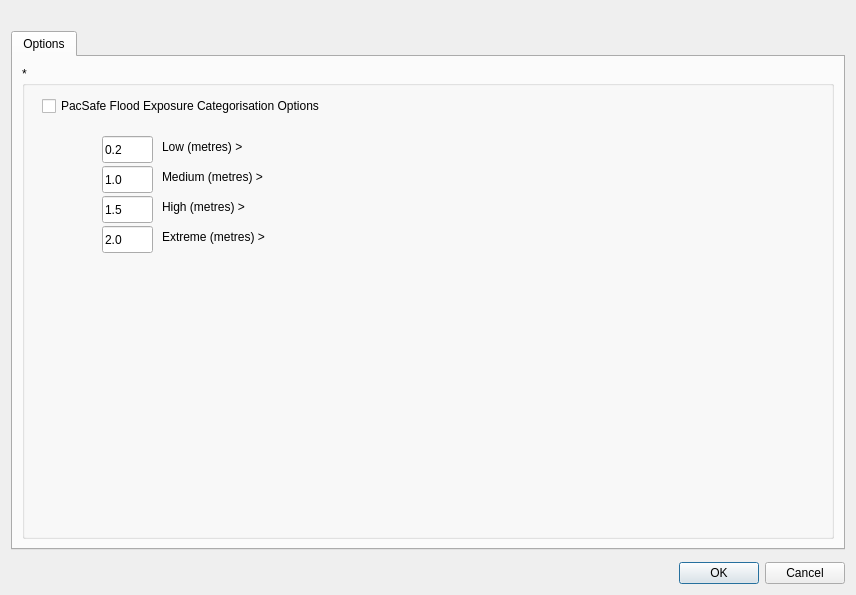
Qt form inasafe/safe/gui/ui/function_options_dialog_base.ui (mbernasocchi/PacSAFE) before a commit.
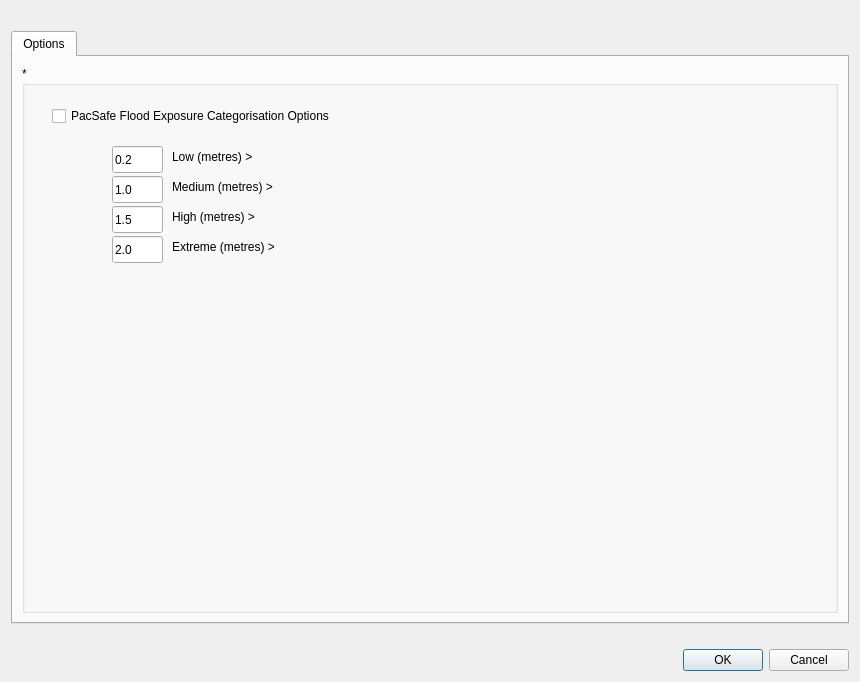
The same form after that commit.

Diff of the .ui file:
```diff
--- a/inasafe/safe/gui/ui/function_options_dialog_base.ui
+++ b/inasafe/safe/gui/ui/function_options_dialog_base.ui
@@ -7,7 +7,7 @@
     <x>0</x>
     <y>0</y>
     <width>856</width>
-    <height>595</height>
+    <height>682</height>
    </rect>
   </property>
   <property name="windowTitle">
@@ -54,49 +54,20 @@
        </item>
        <item row="1" column="0">
         <widget class="QGroupBox" name="groupBox">
-         <property name="autoFillBackground">
-          <bool>false</bool>
+         <property name="minimumSize">
+          <size>
+           <width>816</width>
+           <height>268</height>
+          </size>
          </property>
          <property name="title">
           <string>*</string>
          </property>
-         <property name="flat">
-          <bool>true</bool>
-         </property>
-         <widget class="QCheckBox" name="checkMulti">
-          <property name="geometry">
-           <rect>
-            <x>20</x>
-            <y>30</y>
-            <width>421</width>
-            <height>20</height>
-           </rect>
-          </property>
-          <property name="text">
-           <string>PacSafe Flood Exposure Categorisation Options</string>
-          </property>
-          <property name="checked">
-           <bool>false</bool>
-          </property>
-         </widget>
-         <widget class="QLabel" name="label">
-          <property name="geometry">
-           <rect>
-            <x>140</x>
-            <y>70</y>
-            <width>141</width>
-            <height>21</height>
-           </rect>
-          </property>
-          <property name="text">
-           <string>Low (metres) &gt;</string>
-          </property>
-         </widget>
          <widget class="QLabel" name="label_3">
           <property name="geometry">
            <rect>
-            <x>140</x>
-            <y>100</y>
+            <x>150</x>
+            <y>110</y>
             <width>141</width>
             <height>21</height>
            </rect>
@@ -105,24 +76,11 @@
            <string>Medium (metres) &gt;</string>
           </property>
          </widget>
-         <widget class="QLabel" name="label_4">
-          <property name="geometry">
-           <rect>
-            <x>140</x>
-            <y>130</y>
-            <width>141</width>
-            <height>21</height>
-           </rect>
-          </property>
-          <property name="text">
-           <string>High (metres) &gt;</string>
-          </property>
-         </widget>
          <widget class="QLabel" name="label_5">
           <property name="geometry">
            <rect>
-            <x>140</x>
-            <y>160</y>
+            <x>150</x>
+            <y>170</y>
             <width>141</width>
             <height>21</height>
            </rect>
@@ -131,11 +89,63 @@
            <string>Extreme (metres) &gt;</string>
           </property>
          </widget>
+         <widget class="QLabel" name="label">
+          <property name="geometry">
+           <rect>
+            <x>150</x>
+            <y>80</y>
+            <width>141</width>
+            <height>21</height>
+           </rect>
+          </property>
+          <property name="text">
+           <string>Low (metres) &gt;</string>
+          </property>
+         </widget>
+         <widget class="QLineEdit" name="textExt">
+          <property name="geometry">
+           <rect>
+            <x>90</x>
+            <y>170</y>
+            <width>51</width>
+            <height>27</height>
+           </rect>
+          </property>
+          <property name="text">
+           <string>2.0</string>
+          </property>
+         </widget>
+         <widget class="QLabel" name="label_4">
+          <property name="geometry">
+           <rect>
+            <x>150</x>
+            <y>140</y>
+            <width>141</width>
+            <height>21</height>
+           </rect>
+          </property>
+          <property name="text">
+           <string>High (metres) &gt;</string>
+          </property>
+         </widget>
+         <widget class="QLineEdit" name="textHigh">
+          <property name="geometry">
+           <rect>
+            <x>90</x>
+            <y>140</y>
+            <width>51</width>
+            <height>27</height>
+           </rect>
+          </property>
+          <property name="text">
+           <string>1.5</string>
+          </property>
+         </widget>
          <widget class="QLineEdit" name="textLow">
           <property name="geometry">
            <rect>
-            <x>80</x>
-            <y>70</y>
+            <x>90</x>
+            <y>80</y>
             <width>51</width>
             <height>27</height>
            </rect>
@@ -144,11 +154,27 @@
            <string>0.2</string>
           </property>
          </widget>
+         <widget class="QCheckBox" name="checkMulti">
+          <property name="geometry">
+           <rect>
+            <x>30</x>
+            <y>40</y>
+            <width>421</width>
+            <height>20</height>
+           </rect>
+          </property>
+          <property name="text">
+           <string>PacSafe Flood Exposure Categorisation Options</string>
+          </property>
+          <property name="checked">
+           <bool>false</bool>
+          </property>
+         </widget>
          <widget class="QLineEdit" name="textMed">
           <property name="geometry">
            <rect>
-            <x>80</x>
-            <y>100</y>
+            <x>90</x>
+            <y>110</y>
             <width>51</width>
             <height>27</height>
            </rect>
@@ -157,39 +183,13 @@
            <string>1.0</string>
           </property>
          </widget>
-         <widget class="QLineEdit" name="textHigh">
-          <property name="geometry">
-           <rect>
-            <x>80</x>
-            <y>130</y>
-            <width>51</width>
-            <height>27</height>
-           </rect>
-          </property>
-          <property name="text">
-           <string>1.5</string>
-          </property>
-         </widget>
-         <widget class="QLineEdit" name="textExt">
-          <property name="geometry">
-           <rect>
-            <x>80</x>
-            <y>160</y>
-            <width>51</width>
-            <height>27</height>
-           </rect>
-          </property>
-          <property name="text">
-           <string>2.0</string>
-          </property>
-         </widget>
         </widget>
        </item>
       </layout>
      </widget>
     </widget>
    </item>
-   <item row="2" column="0" rowspan="2" colspan="2">
+   <item row="2" column="0" colspan="2">
     <widget class="QLabel" name="lblErrorMessage">
      <property name="font">
       <font>
```
Left out of the diff: 14 changed lines with no effect on the pictures.
